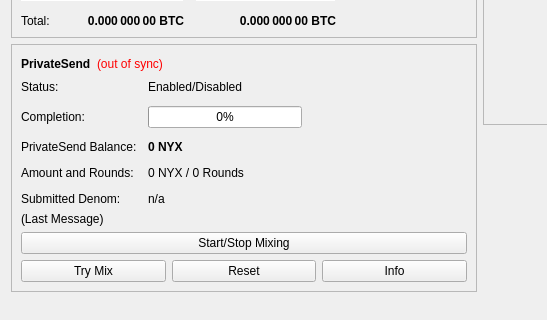
Old version of the form src/qt/forms/overviewpage.ui in the repository Cyprella/pixon; both pictures show x 0 to 547 and y 178 to 498 of the 960 by 585 pixel window.
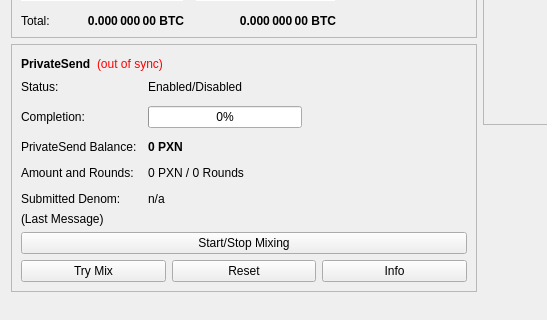
New version of the form.

Patch:
```diff
--- a/src/qt/forms/overviewpage.ui
+++ b/src/qt/forms/overviewpage.ui
@@ -511,7 +511,7 @@
                </font>
               </property>
               <property name="text">
-               <string notr="true">0 NYX</string>
+               <string notr="true">0 PXN</string>
               </property>
              </widget>
             </item>
@@ -525,7 +525,7 @@
             <item row="3" column="1">
              <widget class="QLabel" name="labelAmountRounds">
               <property name="text">
-               <string>0 NYX / 0 Rounds</string>
+               <string>0 PXN / 0 Rounds</string>
               </property>
              </widget>
             </item>
```
Left out of the diff: 6 changed lines with no effect on the pictures.
